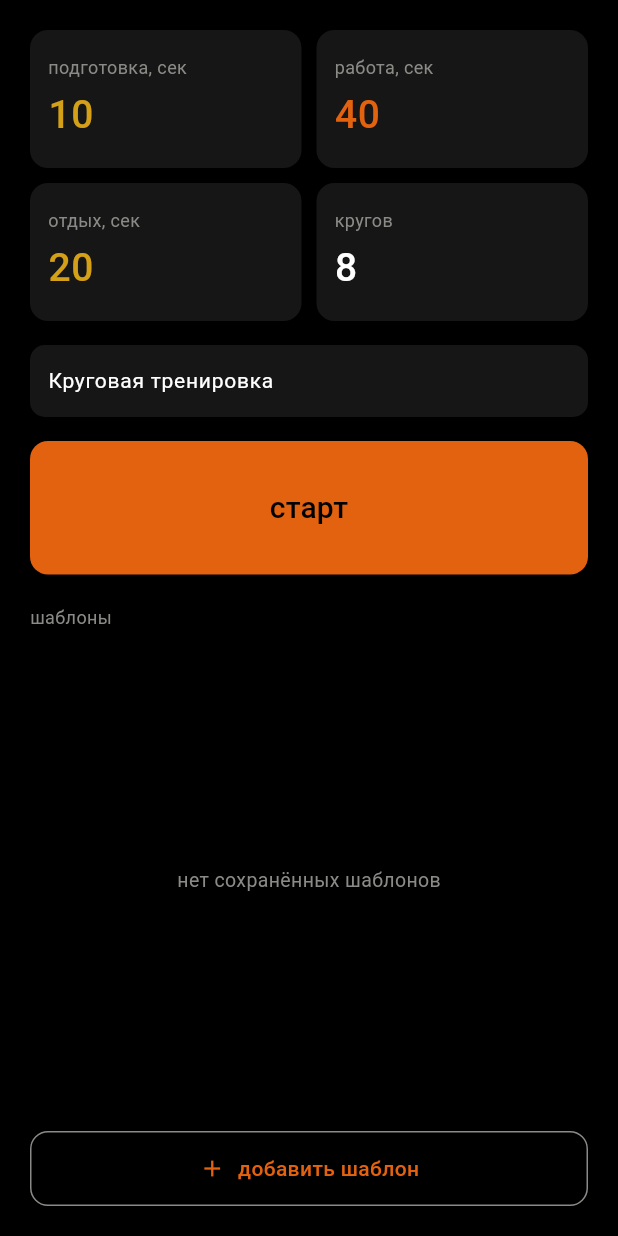
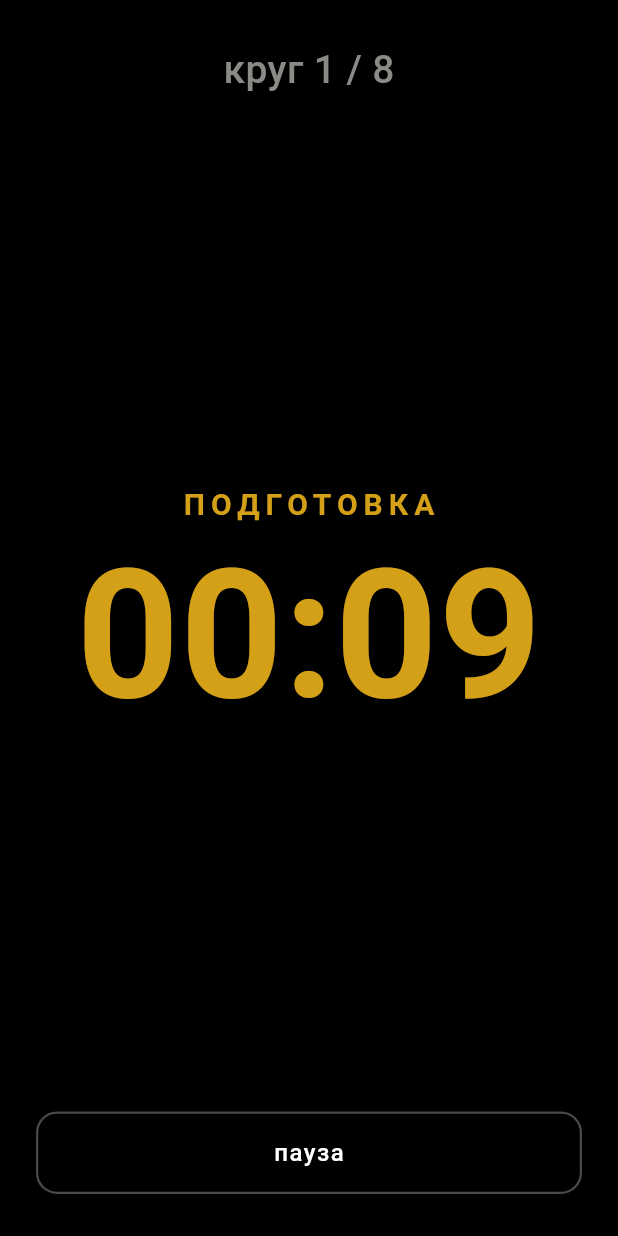
Before and after one commit to romanrez-bit/interval-timer-app, a Flutter app: the screen it shows after launch, after a tap on "старт", on a phone screen of 412 x 824 dp. Run offline on Flutter 3.47's test engine with Material 3 defaults, Android fonts, the phone set to English and light mode, and no system bars; our stand-ins replace sqflite; accounts and stored records are empty.

Commit message:
Initial Flutter project setup

```diff
--- /dev/null
+++ b/lib/screens/active_timer_screen.dart
@@ -0,0 +1,207 @@
+import 'dart:async';
+import 'package:flutter/material.dart';
+
+enum _Phase { prep, work, rest, done }
+
+class ActiveTimerScreen extends StatefulWidget {
+  final int prepSeconds;
+  final int workSeconds;
+  final int restSeconds;
+  final int numCircuits;
+
+  const ActiveTimerScreen({
+    super.key,
+    required this.prepSeconds,
+    required this.workSeconds,
+    required this.restSeconds,
+    required this.numCircuits,
+  });
+
+  @override
+  State<ActiveTimerScreen> createState() => _ActiveTimerScreenState();
+}
+
+class _ActiveTimerScreenState extends State<ActiveTimerScreen> {
+  static const _colorPrep = Color(0xFFD4A017);
+  static const _colorWork = Color(0xFFE3620F);
+  static const _colorRest = Color(0xFF4ADE80);
+  static const _muted = Color(0xFF8A8A86);
+
+  Timer? _timer;
+  _Phase _phase = _Phase.prep;
+  int _secondsLeft = 0;
+  int _currentCircuit = 1;
+  bool _isPaused = false;
+
+  @override
+  void initState() {
+    super.initState();
+    _secondsLeft = widget.prepSeconds;
+    _startTicking();
+  }
+
+  @override
+  void dispose() {
+    _timer?.cancel();
+    super.dispose();
+  }
+
+  void _startTicking() {
+    _timer = Timer.periodic(const Duration(seconds: 1), (_) => _tick());
+  }
+
+  void _tick() {
+    if (_isPaused) return;
+    if (_secondsLeft > 1) {
+      setState(() => _secondsLeft--);
+    } else {
+      _advancePhase();
+    }
+  }
+
+  void _advancePhase() {
+    setState(() {
+      switch (_phase) {
+        case _Phase.prep:
+          _phase = _Phase.work;
+          _secondsLeft = widget.workSeconds;
+          break;
+        case _Phase.work:
+          _phase = _Phase.rest;
+          _secondsLeft = widget.restSeconds;
+          break;
+        case _Phase.rest:
+          if (_currentCircuit >= widget.numCircuits) {
+            _phase = _Phase.done;
+            _timer?.cancel();
+          } else {
+            _currentCircuit++;
+            _phase = _Phase.work;
+            _secondsLeft = widget.workSeconds;
+          }
+          break;
+        case _Phase.done:
+          break;
+      }
+    });
+  }
+
+  void _togglePause() {
+    setState(() => _isPaused = !_isPaused);
+  }
+
+  Color get _phaseColor {
+    switch (_phase) {
+      case _Phase.prep:
+        return _colorPrep;
+      case _Phase.work:
+        return _colorWork;
+      case _Phase.rest:
+        return _colorRest;
+      case _Phase.done:
+        return Colors.white;
+    }
+  }
+
+  String get _phaseLabel {
+    switch (_phase) {
+      case _Phase.prep:
+        return 'ПОДГОТОВКА';
+      case _Phase.work:
+        return 'РАБОТА';
+      case _Phase.rest:
+        return 'ОТДЫХ';
+      case _Phase.done:
+        return 'ГОТОВО';
+    }
+  }
+
+  String get _timeText {
+    final m = (_secondsLeft ~/ 60).toString().padLeft(2, '0');
+    final s = (_secondsLeft % 60).toString().padLeft(2, '0');
+    return '$m:$s';
+  }
+
+  @override
+  Widget build(BuildContext context) {
+    final isDone = _phase == _Phase.done;
+    return Scaffold(
+      backgroundColor: Colors.black,
+      body: SafeArea(
+        child: Padding(
+          padding: const EdgeInsets.symmetric(horizontal: 24, vertical: 28),
+          child: Column(
+            mainAxisAlignment: MainAxisAlignment.spaceBetween,
+            children: [
+              Text(
+                isDone ? '' : 'круг $_currentCircuit / ${widget.numCircuits}',
+                style: const TextStyle(
+                    color: _muted, fontSize: 26, fontWeight: FontWeight.w500),
+              ),
+              Column(
+                children: [
+                  Text(
+                    _phaseLabel,
+                    style: TextStyle(
+                        color: _phaseColor,
+                        fontSize: 20,
+                        fontWeight: FontWeight.w600,
+                        letterSpacing: 4),
+                  ),
+                  const SizedBox(height: 12),
+                  Text(
+                    isDone ? '' : _timeText,
+                    style: TextStyle(
+                        color: _phaseColor,
+                        fontSize: 120,
+                        fontWeight: FontWeight.w700,
+                        height: 1),
+                  ),
+                ],
+              ),
+              SizedBox(
+                width: double.infinity,
+                child: isDone
+                    ? ElevatedButton(
+                  onPressed: () => Navigator.pop(context),
+                  style: ElevatedButton.styleFrom(
+                    backgroundColor: _colorRest,
+                    padding: const EdgeInsets.symmetric(vertical: 22),
+                    shape: RoundedRectangleBorder(
+                        borderRadius: BorderRadius.circular(14)),
+                  ),
+                  child: const Text(
+                    'готово',
+                    style: TextStyle(
+                        color: Colors.black,
+                        fontSize: 20,
+                        fontWeight: FontWeight.w600,
+                        letterSpacing: 1),
+                  ),
+                )
+                    : OutlinedButton(
+                  onPressed: _togglePause,
+                  style: OutlinedButton.styleFrom(
+                    side: const BorderSide(
+                        color: Color(0xFF4A4A46), width: 1.5),
+                    padding: const EdgeInsets.symmetric(vertical: 16),
+                    shape: RoundedRectangleBorder(
+                        borderRadius: BorderRadius.circular(14)),
+                  ),
+                  child: Text(
+                    _isPaused ? 'продолжить' : 'пауза',
+                    style: const TextStyle(
+                        color: Colors.white,
+                        fontSize: 16,
+                        fontWeight: FontWeight.w500,
+                        letterSpacing: 1),
+                  ),
+                ),
+              ),
+            ],
+          ),
+        ),
+      ),
+    );
+  }
+}
--- a/lib/screens/setup_screen.dart
+++ b/lib/screens/setup_screen.dart
@@ -1,6 +1,7 @@
 import 'package:flutter/material.dart';
 import '../models/saved_timer.dart';
 import '../services/database_service.dart';
+import 'active_timer_screen.dart';
 
 class SetupScreen extends StatefulWidget {
   const SetupScreen({super.key});
@@ -46,14 +47,17 @@ class _SetupScreenState extends State<SetupScreen> {
   }
 
   void _startWorkout() {
-    final config = SavedTimer(
-      name: _nameController.text,
-      prepSeconds: int.tryParse(_prepController.text) ?? 10,
-      workSeconds: int.tryParse(_workController.text) ?? 40,
-      restSeconds: int.tryParse(_restController.text) ?? 20,
-      numCircuits: int.tryParse(_circuitsController.text) ?? 8,
+    Navigator.push(
+      context,
+      MaterialPageRoute(
+        builder: (context) => ActiveTimerScreen(
+          prepSeconds: int.tryParse(_prepController.text) ?? 10,
+          workSeconds: int.tryParse(_workController.text) ?? 40,
+          restSeconds: int.tryParse(_restController.text) ?? 20,
+          numCircuits: int.tryParse(_circuitsController.text) ?? 8,
+        ),
+      ),
     );
-    // TODO: переход на Экран 2 (Активный таймер)
   }
 
   void _loadTemplate(SavedTimer timer) {
```
